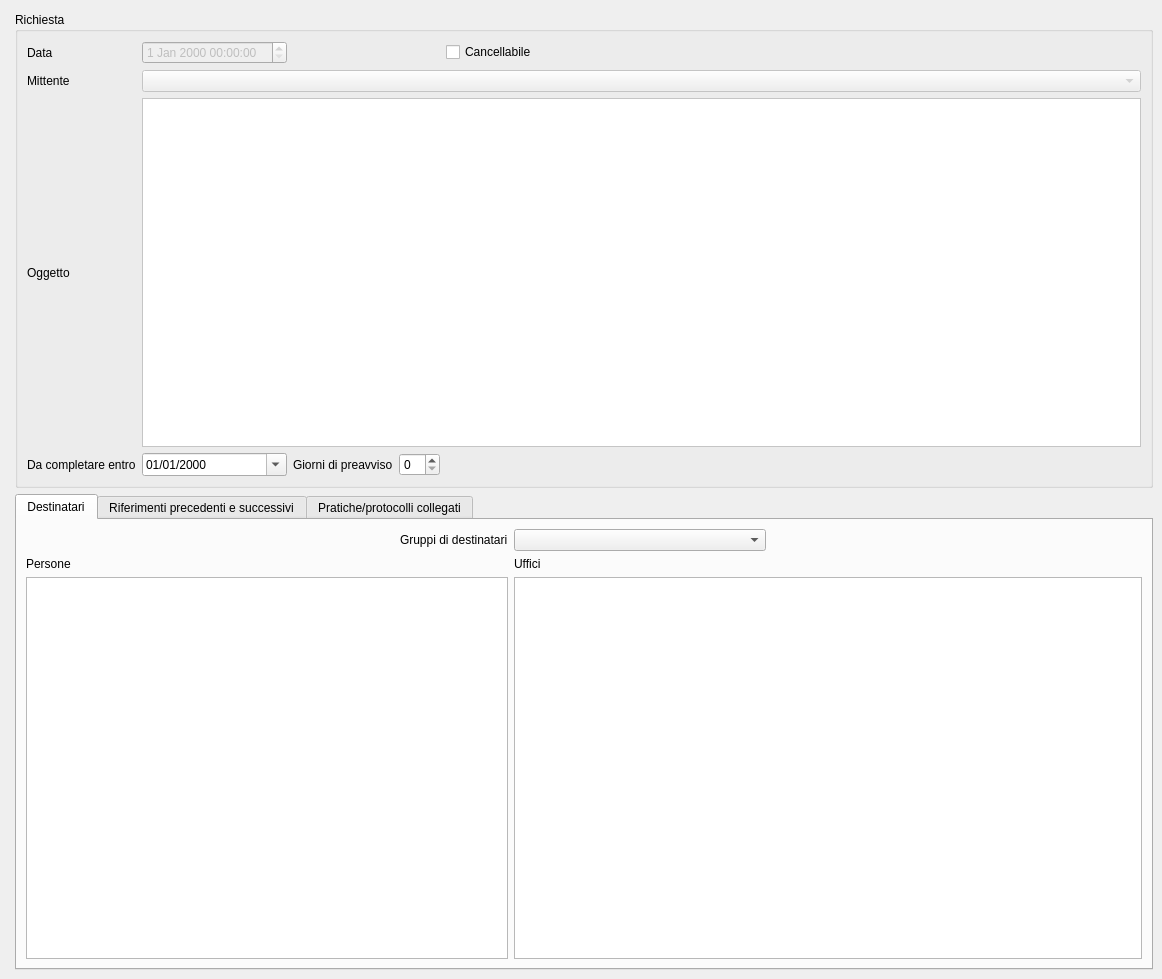
Above: src/it/tn/rivadelgarda/comune/suite/richiestaRiva.ui from ComuneRivaDelGarda/GDA before the change. Below: the same form after it.
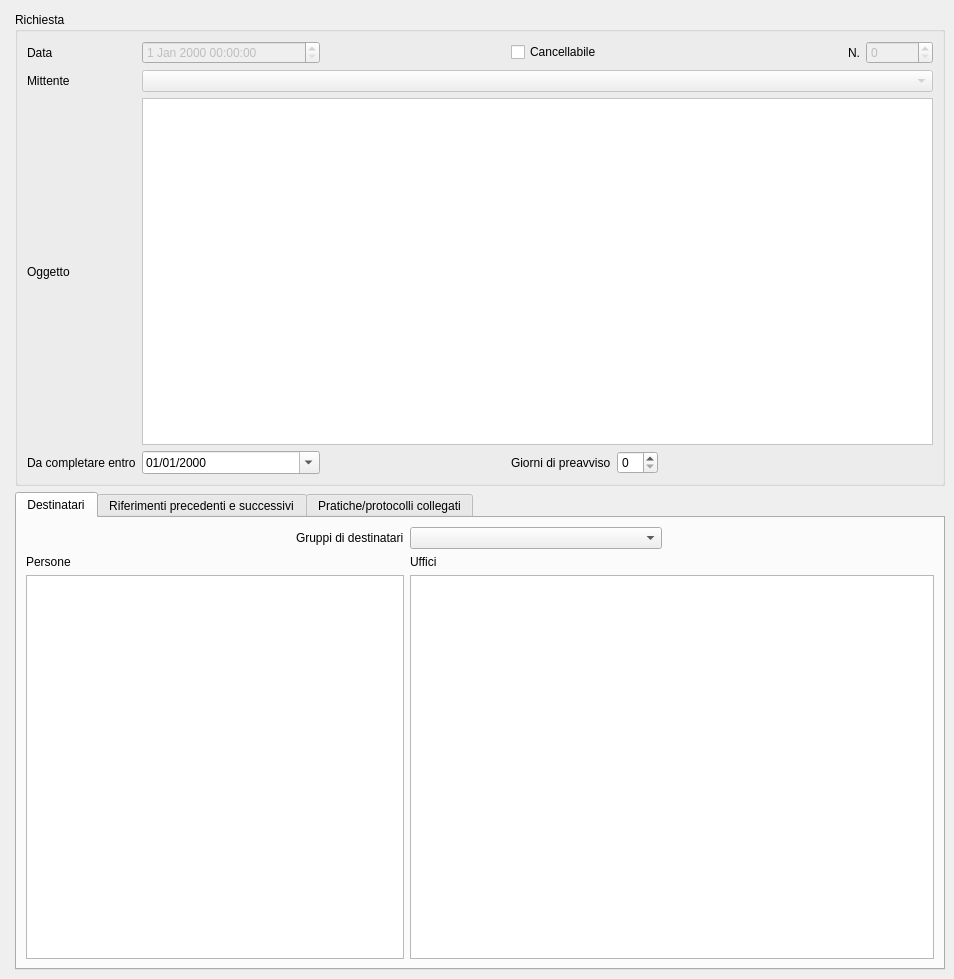
That is the form after the change. Custom widgets are drawn as their Qt base class.

Commit message: Aggiustamenti vari...

Patch:
```diff
--- a/src/it/tn/rivadelgarda/comune/suite/richiestaRiva.ui
+++ b/src/it/tn/rivadelgarda/comune/suite/richiestaRiva.ui
@@ -9,7 +9,7 @@
    <rect>
     <x>0</x>
     <y>0</y>
-    <width>1162</width>
+    <width>954</width>
     <height>979</height>
    </rect>
   </property>
@@ -29,7 +29,7 @@
    <string>&gt;</string>
   </property>
   <widget class="QWidget" name="centralwidget">
-   <layout class="QGridLayout" name="gridLayout_2" rowstretch="0,0,1,1">
+   <layout class="QGridLayout" name="gridLayout_2" rowstretch="0,0,0,0">
     <property name="topMargin">
      <number>0</number>
     </property>
@@ -77,156 +77,6 @@
       </property>
      </widget>
     </item>
-    <item row="2" column="1">
-     <widget class="QGroupBox" name="groupBoxRichiesta">
-      <property name="title">
-       <string>Richiesta</string>
-      </property>
-      <layout class="QGridLayout" name="gridLayout">
-       <item row="0" column="0">
-        <widget class="QLabel" name="label_11">
-         <property name="text">
-          <string>Data</string>
-         </property>
-         <property name="buddy">
-          <cstring>dateTimeEdit</cstring>
-         </property>
-        </widget>
-       </item>
-       <item row="0" column="1">
-        <widget class="com.axiastudio.pypapi.ui.widgets.PyPaPiDateTimeEdit" name="dateTimeEdit">
-         <property name="enabled">
-          <bool>false</bool>
-         </property>
-         <property name="column" stdset="0">
-          <string>data</string>
-         </property>
-         <property name="search" stdset="0">
-          <bool>true</bool>
-         </property>
-         <property name="export" stdset="0">
-          <bool>true</bool>
-         </property>
-        </widget>
-       </item>
-       <item row="0" column="4">
-        <widget class="QCheckBox" name="checkBox">
-         <property name="text">
-          <string>Cancellabile</string>
-         </property>
-         <property name="column" stdset="0">
-          <string>cancellabile</string>
-         </property>
-        </widget>
-       </item>
-       <item row="1" column="0">
-        <widget class="QLabel" name="label_7">
-         <property name="text">
-          <string>Mittente</string>
-         </property>
-        </widget>
-       </item>
-       <item row="2" column="0">
-        <widget class="QLabel" name="label_2">
-         <property name="text">
-          <string>Oggetto</string>
-         </property>
-         <property name="buddy">
-          <cstring>textEdit</cstring>
-         </property>
-        </widget>
-       </item>
-       <item row="3" column="0">
-        <widget class="QLabel" name="label_3">
-         <property name="text">
-          <string>Da completare entro</string>
-         </property>
-         <property name="buddy">
-          <cstring>dateEditEntroIl</cstring>
-         </property>
-        </widget>
-       </item>
-       <item row="3" column="1">
-        <widget class="com.axiastudio.pypapi.ui.widgets.PyPaPiDateEdit" name="dateEditEntroIl">
-         <property name="displayFormat">
-          <string>dd/MM/yyyy</string>
-         </property>
-         <property name="calendarPopup">
-          <bool>true</bool>
-         </property>
-         <property name="column" stdset="0">
-          <string>datascadenza</string>
-         </property>
-         <property name="export" stdset="0">
-          <bool>true</bool>
-         </property>
-        </widget>
-       </item>
-       <item row="3" column="2">
-        <widget class="QLabel" name="label_4">
-         <property name="text">
-          <string>Giorni di preavviso</string>
-         </property>
-         <property name="buddy">
-          <cstring>spinBox</cstring>
-         </property>
-        </widget>
-       </item>
-       <item row="3" column="3">
-        <widget class="QSpinBox" name="spinBox">
-         <property name="column" stdset="0">
-          <string>giornipreavviso</string>
-         </property>
-        </widget>
-       </item>
-       <item row="3" column="4">
-        <spacer name="horizontalSpacer">
-         <property name="orientation">
-          <enum>Qt::Horizontal</enum>
-         </property>
-         <property name="sizeHint" stdset="0">
-          <size>
-           <width>337</width>
-           <height>20</height>
-          </size>
-         </property>
-        </spacer>
-       </item>
-       <item row="2" column="1" colspan="4">
-        <widget class="QTextEdit" name="textEdit">
-         <property name="styleSheet">
-          <string notr="true">:enabled { color:  rgb(0, 0, 0); background-color:  rgb(255,255,255)} :disabled { color:  rgb(0, 0, 0); background-color:  rgb(255,255,255)}</string>
-         </property>
-         <property name="column" stdset="0">
-          <string>testo</string>
-         </property>
-         <property name="search" stdset="0">
-          <bool>true</bool>
-         </property>
-         <property name="private" stdset="0">
-          <bool>true</bool>
-         </property>
-        </widget>
-       </item>
-       <item row="1" column="1" colspan="4">
-        <widget class="com.axiastudio.pypapi.ui.widgets.PyPaPiComboBox" name="comboBoxMittente">
-         <property name="enabled">
-          <bool>false</bool>
-         </property>
-         <property name="column" stdset="0">
-          <string>mittente</string>
-         </property>
-         <property name="search" stdset="0">
-          <bool>true</bool>
-         </property>
-         <property name="private" stdset="0">
-          <bool>true</bool>
-         </property>
-        </widget>
-       </item>
-      </layout>
-     </widget>
-    </item>
     <item row="3" column="1">
      <widget class="QTabWidget" name="tabWidget">
       <property name="currentIndex">
@@ -326,7 +176,7 @@
          <widget class="QComboBox" name="comboBoxGruppiDestinatari">
           <item>
            <property name="text">
-            <string> </string>
+            <string/>
            </property>
           </item>
           <item>
@@ -555,6 +405,201 @@
       </widget>
      </widget>
     </item>
+    <item row="2" column="1">
+     <widget class="QGroupBox" name="groupBoxRichiesta">
+      <property name="title">
+       <string>Richiesta</string>
+      </property>
+      <layout class="QGridLayout" name="gridLayout_6" columnstretch="0,1,1,0,0,1,0">
+       <item row="5" column="1">
+        <widget class="com.axiastudio.pypapi.ui.widgets.PyPaPiDateEdit" name="dateEditEntroIl">
+         <property name="displayFormat">
+          <string>dd/MM/yyyy</string>
+         </property>
+         <property name="calendarPopup">
+          <bool>true</bool>
+         </property>
+         <property name="column" stdset="0">
+          <string>datascadenza</string>
+         </property>
+         <property name="export" stdset="0">
+          <bool>true</bool>
+         </property>
+        </widget>
+       </item>
+       <item row="5" column="5" colspan="2">
+        <spacer name="horizontalSpacer">
+         <property name="orientation">
+          <enum>Qt::Horizontal</enum>
+         </property>
+         <property name="sizeHint" stdset="0">
+          <size>
+           <width>500</width>
+           <height>20</height>
+          </size>
+         </property>
+        </spacer>
+       </item>
+       <item row="1" column="0">
+        <widget class="QLabel" name="label_7">
+         <property name="text">
+          <string>Mittente</string>
+         </property>
+        </widget>
+       </item>
+       <item row="0" column="3">
+        <widget class="QCheckBox" name="checkBox">
+         <property name="text">
+          <string>Cancellabile</string>
+         </property>
+         <property name="column" stdset="0">
+          <string>cancellabile</string>
+         </property>
+        </widget>
+       </item>
+       <item row="0" column="6">
+        <layout class="QGridLayout" name="gridLayout" rowstretch="0" columnstretch="0,0">
+         <item row="0" column="0">
+          <widget class="QLabel" name="label_13">
+           <property name="maximumSize">
+            <size>
+             <width>21</width>
+             <height>21</height>
+            </size>
+           </property>
+           <property name="text">
+            <string>N.</string>
+           </property>
+           <property name="buddy">
+            <cstring>spinBox</cstring>
+           </property>
+          </widget>
+         </item>
+         <item row="0" column="1">
+          <widget class="QSpinBox" name="spinBox_2">
+           <property name="enabled">
+            <bool>false</bool>
+           </property>
+           <property name="maximum">
+            <number>10000000</number>
+           </property>
+           <property name="column" stdset="0">
+            <string>id</string>
+           </property>
+          </widget>
+         </item>
+        </layout>
+       </item>
+       <item row="0" column="0">
+        <widget class="QLabel" name="label_11">
+         <property name="text">
+          <string>Data</string>
+         </property>
+         <property name="buddy">
+          <cstring>dateTimeEdit</cstring>
+         </property>
+        </widget>
+       </item>
+       <item row="5" column="0">
+        <widget class="QLabel" name="label_3">
+         <property name="text">
+          <string>Da completare entro</string>
+         </property>
+         <property name="buddy">
+          <cstring>dateEditEntroIl</cstring>
+         </property>
+        </widget>
+       </item>
+       <item row="0" column="1">
+        <widget class="com.axiastudio.pypapi.ui.widgets.PyPaPiDateTimeEdit" name="dateTimeEdit">
+         <property name="enabled">
+          <bool>false</bool>
+         </property>
+         <property name="column" stdset="0">
+          <string>data</string>
+         </property>
+         <property name="search" stdset="0">
+          <bool>true</bool>
+         </property>
+         <property name="export" stdset="0">
+          <bool>true</bool>
+         </property>
+        </widget>
+       </item>
+       <item row="1" column="1" colspan="6">
+        <widget class="com.axiastudio.pypapi.ui.widgets.PyPaPiComboBox" name="comboBoxMittente">
+         <property name="enabled">
+          <bool>false</bool>
+         </property>
+         <property name="column" stdset="0">
+          <string>mittente</string>
+         </property>
+         <property name="search" stdset="0">
+          <bool>true</bool>
+         </property>
+         <property name="private" stdset="0">
+          <bool>true</bool>
+         </property>
+        </widget>
+       </item>
+       <item row="2" column="1" colspan="6">
+        <widget class="QTextEdit" name="textEdit">
+         <property name="styleSheet">
+          <string notr="true">:enabled { color:  rgb(0, 0, 0); background-color:  rgb(255,255,255)} :disabled { color:  rgb(0, 0, 0); background-color:  rgb(255,255,255)}</string>
+         </property>
+         <property name="column" stdset="0">
+          <string>testo</string>
+         </property>
+         <property name="search" stdset="0">
+          <bool>true</bool>
+         </property>
+         <property name="private" stdset="0">
+          <bool>true</bool>
+         </property>
+        </widget>
+       </item>
+       <item row="5" column="4">
+        <widget class="QSpinBox" name="spinBox">
+         <property name="column" stdset="0">
+          <string>giornipreavviso</string>
+         </property>
+        </widget>
+       </item>
+       <item row="2" column="0">
+        <widget class="QLabel" name="label_2">
+         <property name="text">
+          <string>Oggetto</string>
+         </property>
+         <property name="buddy">
+          <cstring>textEdit</cstring>
+         </property>
+        </widget>
+       </item>
+       <item row="5" column="3">
+        <widget class="QLabel" name="label_4">
+         <property name="minimumSize">
+          <size>
+           <width>0</width>
+           <height>0</height>
+          </size>
+         </property>
+         <property name="maximumSize">
+          <size>
+           <width>130</width>
+           <height>16777215</height>
+          </size>
+         </property>
+         <property name="text">
+          <string>Giorni di preavviso</string>
+         </property>
+         <property name="buddy">
+          <cstring>spinBox</cstring>
+         </property>
+        </widget>
+       </item>
+      </layout>
+     </widget>
+    </item>
    </layout>
   </widget>
  </widget>
```
Left out of the diff: 175 changed lines with no effect on the pictures. The commit also changes 1 other file.
